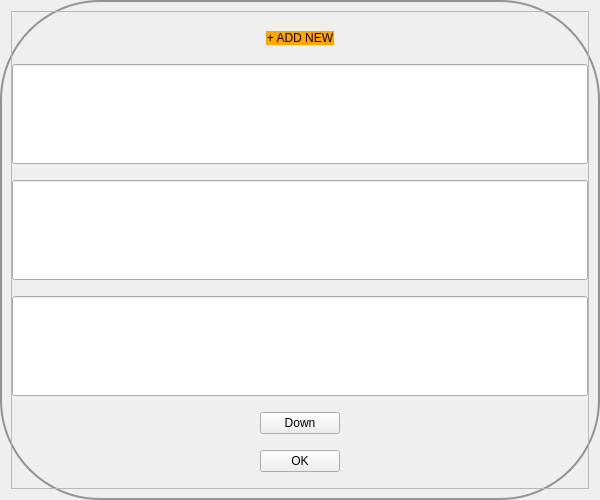
Old version of the form Console/consoleApp/Frontend/Widgets/selectDialog.ui in the repository laszlo-avotra-tips/consoleApp.
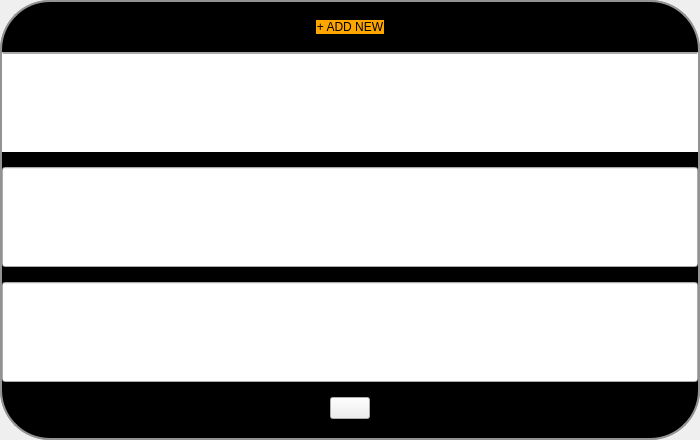
New version of the form. Icons and pictures are not drawn. Custom widgets are drawn as their Qt base class.

Patch:
```diff
--- a/Console/consoleApp/Frontend/Widgets/selectDialog.ui
+++ b/Console/consoleApp/Frontend/Widgets/selectDialog.ui
@@ -6,8 +6,8 @@
    <rect>
     <x>0</x>
     <y>0</y>
-    <width>600</width>
-    <height>500</height>
+    <width>700</width>
+    <height>440</height>
    </rect>
   </property>
   <property name="windowTitle">
@@ -16,14 +16,33 @@
   <property name="styleSheet">
    <string notr="true">QDialog{
 border: 2px solid rgb( 147, 147, 147 );
-border-radius: 100px;
+border-radius: 50px;
 }
-QLineEdit{
-border-bottom:2px;
-border-left:2px;
+QFrame{
+border: 2px solid rgb( 147, 147, 147 );
+border-radius: 50px;
+background-color:black;
+}
+ConsoleLineEdit{
+border-bottom: 2px solid rgb( 169, 169, 169 );
 }</string>
   </property>
   <layout class="QHBoxLayout" name="horizontalLayout_4">
+   <property name="spacing">
+    <number>0</number>
+   </property>
+   <property name="leftMargin">
+    <number>0</number>
+   </property>
+   <property name="topMargin">
+    <number>0</number>
+   </property>
+   <property name="rightMargin">
+    <number>0</number>
+   </property>
+   <property name="bottomMargin">
+    <number>0</number>
+   </property>
    <item>
     <widget class="QFrame" name="frame">
      <property name="frameShape">
@@ -102,6 +121,9 @@
           <height>100</height>
          </size>
         </property>
+        <property name="styleSheet">
+         <string notr="true">border-top: 2px solid rgb( 169, 169, 169 );</string>
+        </property>
        </widget>
       </item>
       <item>
@@ -148,7 +170,21 @@
         <item>
          <widget class="QPushButton" name="pushButtonScrollDown">
           <property name="text">
-           <string>Down</string>
+           <string/>
+          </property>
+          <property name="icon">
+           <iconset>
+            <selectedon>:/octConsole/dropdown</selectedon>
+           </iconset>
+          </property>
+          <property name="iconSize">
+           <size>
+            <width>50</width>
+            <height>50</height>
+           </size>
+          </property>
+          <property name="shortcut">
+           <string>Ctrl+S</string>
           </property>
          </widget>
         </item>
@@ -167,49 +203,6 @@
         </item>
        </layout>
       </item>
-      <item>
-       <layout class="QHBoxLayout" name="horizontalLayout_3">
-        <property name="leftMargin">
-         <number>50</number>
-        </property>
-        <property name="rightMargin">
-         <number>50</number>
-        </property>
-        <item>
-         <spacer name="horizontalSpacer_5">
-          <property name="orientation">
-           <enum>Qt::Horizontal</enum>
-          </property>
-          <property name="sizeHint" stdset="0">
-           <size>
-            <width>40</width>
-            <height>20</height>
-           </size>
-          </property>
-         </spacer>
-        </item>
-        <item>
-         <widget class="QPushButton" name="pushButtonOk">
-          <property name="text">
-           <string>OK</string>
-          </property>
-         </widget>
-        </item>
-        <item>
-         <spacer name="horizontalSpacer_6">
-          <property name="orientation">
-           <enum>Qt::Horizontal</enum>
-          </property>
-          <property name="sizeHint" stdset="0">
-           <size>
-            <width>40</width>
-            <height>20</height>
-           </size>
-          </property>
-         </spacer>
-        </item>
-       </layout>
-      </item>
      </layout>
     </widget>
    </item>
```
